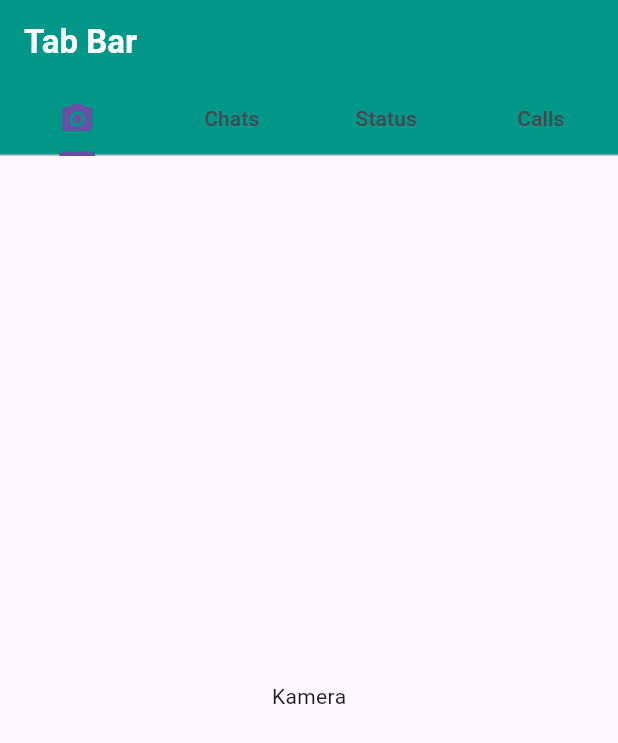
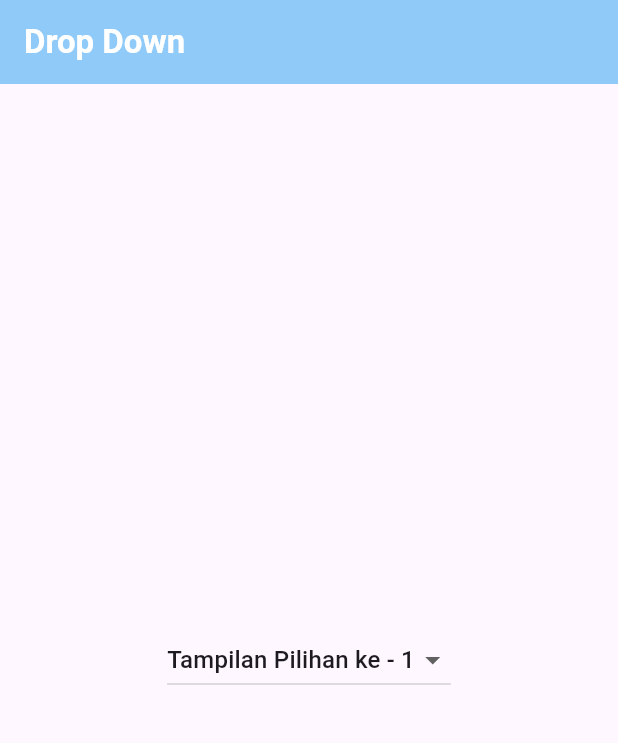
Before and after one commit to pendragonnn/learn-stateful-stateless-widget-flutter, a Flutter app: the screen it shows after launch, on a phone screen of 412 x 824 dp. Shown: the top 743 px of the screen. Run offline on Flutter 3.47's test engine with Material 3 defaults, Android fonts, the phone set to English and light mode, and no system bars.

Commit message:
add topic 6 - Drop Down

```diff
--- a/lib/main.dart
+++ b/lib/main.dart
@@ -9,107 +9,66 @@ class MyApp5 extends StatelessWidget {
 
   @override
   Widget build(BuildContext context) {
-    return const MaterialApp(
+    return MaterialApp(
       debugShowCheckedModeBanner: false,
-      home: HomePage3(),
+      home: HomePage4(),
     );
   }
 }
 
-class HomePage3 extends StatefulWidget {
-  const HomePage3({super.key});
+class HomePage4 extends StatefulWidget {
+  @override
+  State<HomePage4> createState() => _HomePage4State();
+}
+
+class _HomePage4State extends State<HomePage4> {
+  final List data = [
+    {"judul": "Pilihan ke - 1", "data": 1},
+    {"judul": "Pilihan ke - 2", "data": 2},
+    {"judul": "Pilihan ke - 3", "data": 3},
+    {"judul": "Pilihan ke - 4", "data": 4},
+    {"judul": "Pilihan ke - 5", "data": 5},
+  ];
+
+  late int dataAwal;
+
+  // membuat data awal pilihan dalam dropdown / membuat state awal
+  @override
+  void initState() {
+    // TODO: implement initState
+    dataAwal = data[0]["data"];
+    super.initState();
+  }
 
   @override
-  State<HomePage3> createState() => _HomePage3State();
-}
-
-// menambahkan mixin TickerProviderStateMixin untuk keperluan vsync
-class _HomePage3State extends State<HomePage3> with TickerProviderStateMixin {
-  @override
   Widget build(BuildContext context) {
-    // membuat tab bar dengan default tab controller (bisa menggunakan stateless widget)
-    // return DefaultTabController(
-    //   length: 4,
-    //   child: Scaffold(
-    //     appBar: AppBar(
-    //       backgroundColor: Colors.teal,
-    //       title: Text(
-    //         "Tab Bar",
-    //         style: TextStyle(color: Colors.white, fontWeight: FontWeight.bold),
-    //       ),
-    //       // membuat tab bar
-    //       bottom: TabBar(tabs: [
-    //         Tab(
-    //           icon: Icon(Icons.camera_alt),
-    //         ),
-    //         Tab(text: "Chats"),
-    //         Tab(
-    //           text: "Status",
-    //         ),
-    //         Tab(
-    //           text: "Calls",
-    //         ),
-    //       ]),
-    //     ),
-    //     body:
-    //         // membuat tampilan sesuai dengan tab bar nya (wajib berurutan)
-    //         TabBarView(children: [
-    //       Center(
-    //         child: Text("Kamera"),
-    //       ),
-    //       Center(
-    //         child: Text("Chats"),
-    //       ),
-    //       Center(
-    //         child: Text("Status"),
-    //       ),
-    //       Center(
-    //         child: Text("Calls"),
-    //       ),
-    //     ]),
-    //   ),
-    // );
-
-    // membuat default tab controller dengan controller
-    late TabController tabC = TabController(length: 4, vsync: this);
-
     return Scaffold(
       appBar: AppBar(
-        backgroundColor: Colors.teal,
+        backgroundColor: Colors.blue[200],
         title: Text(
-          "Tab Bar",
+          "Drop Down",
           style: TextStyle(color: Colors.white, fontWeight: FontWeight.bold),
         ),
-        // membuat tab bar
-        bottom: TabBar(controller: tabC, tabs: [
-          Tab(
-            icon: Icon(Icons.camera_alt),
+      ),
+      body: Center(
+        child: Padding(
+          padding: EdgeInsets.all(30),
+          child: DropdownButton<int>(
+            value: dataAwal,
+            items: data
+                .map((e) => DropdownMenuItem(
+                      child: Text("Tampilan ${e["judul"]}"),
+                      value: e['data'] as int,
+                    ))
+                .toList(),
+            onChanged: (value) {
+              setState(() {
+                dataAwal = value!;
+              });
+            },
           ),
-          Tab(text: "Chats"),
-          Tab(
-            text: "Status",
-          ),
-          Tab(
-            text: "Calls",
-          ),
-        ]),
+        ),
       ),
-      body:
-          // membuat tampilan sesuai dengan tab bar nya (wajib berurutan)
-          TabBarView(controller: tabC, children: [
-        Center(
-          child: Text("Kamera"),
-        ),
-        Center(
-          child: Text("Chats"),
-        ),
-        Center(
-          child: Text("Status"),
-        ),
-        Center(
-          child: Text("Calls"),
-        ),
-      ]),
     );
   }
 }
```
Also changed, not shown: lib/TabBarWidget.dart (added, +115 -0 lines).
